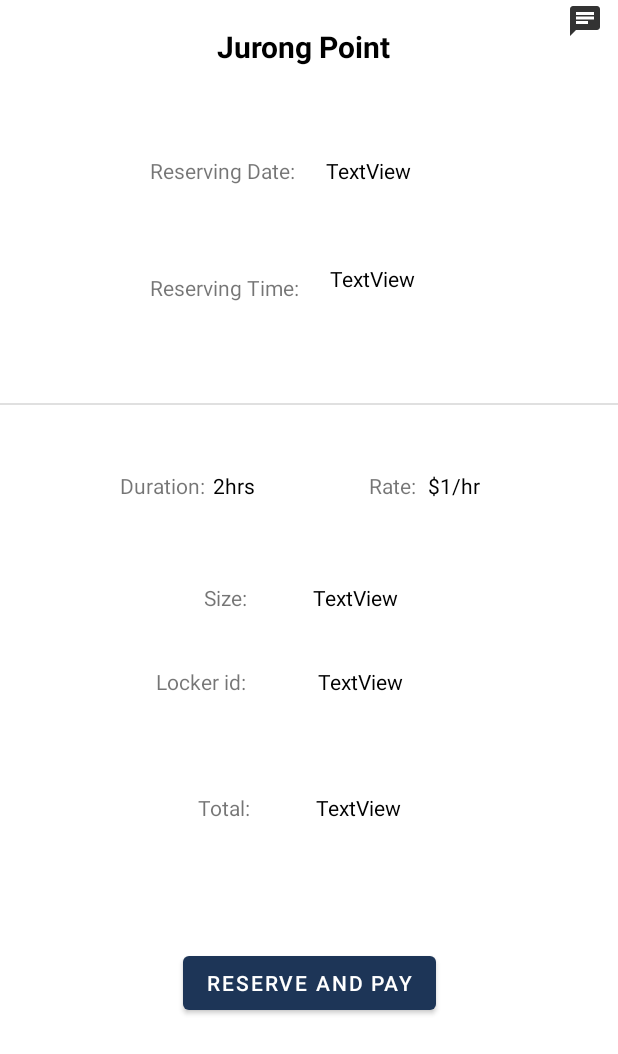
After one commit to thedreamer67/LockerX, an Android app: the BookingInfo screen opened directly, with no data from a screen before it, on a phone screen of 412 x 824 dp. The commit adds this screen. Shown: the top 1054 px of the screen. Run offline under Robolectric (Android 15) with nearby library versions, the phone set to English and light mode, and no system bars.

Commit message:
bookinginfo page

```diff
--- a/app/src/main/AndroidManifest.xml
+++ b/app/src/main/AndroidManifest.xml
@@ -20,7 +20,8 @@
         android:roundIcon="@mipmap/ic_launcher_round"
         android:supportsRtl="true"
         android:theme="@style/Theme.LockerXLogin">
-        <activity android:name=".AvailableLockers"></activity>
+        <activity android:name=".BookingInfo"></activity>
+        <activity android:name=".AvailableLockers" />
         <activity android:name=".BookingActivity" />
 
         <meta-data
--- a/app/src/main/java/com/example/lockerxlogin/BookingActivity.java
+++ b/app/src/main/java/com/example/lockerxlogin/BookingActivity.java
@@ -97,6 +97,7 @@ public class BookingActivity extends AppCompatActivity implements View.OnClickLi
 
         BselectedDateStart = findViewById(R.id.selectedDateStart);
         BselectedDateEnd = findViewById(R.id.selectedDateEnd);
+        BspinnerSize = findViewById(R.id.spinnerSize);
 
         cal = Calendar.getInstance();
 
@@ -200,9 +201,6 @@ public class BookingActivity extends AppCompatActivity implements View.OnClickLi
         //startActivity(new Intent(getApplicationContext(), MainFunc.class));
         if (startDate == null || endDate == null || startTime == null || endTime == null) {
             alertDialog();
-
-            Log.d("SS","1");
-            //Toast.makeText(BookingActivity.this, "Please select Valid Date/Time.", Toast.LENGTH_SHORT).show();
         }
         else if (startDate.compareTo(java.time.LocalDate.now()) == 0 && startDate.compareTo(endDate) == 0){
             if (startTime.compareTo(java.time.LocalTime.now())<0){
@@ -399,4 +397,5 @@ public class BookingActivity extends AppCompatActivity implements View.OnClickLi
 
     }
 
+
 }
--- /dev/null
+++ b/app/src/main/java/com/example/lockerxlogin/BookingInfo.java
@@ -0,0 +1,14 @@
+package com.example.lockerxlogin;
+
+import androidx.appcompat.app.AppCompatActivity;
+
+import android.os.Bundle;
+
+public class BookingInfo extends AppCompatActivity {
+
+    @Override
+    protected void onCreate(Bundle savedInstanceState) {
+        super.onCreate(savedInstanceState);
+        setContentView(R.layout.activity_booking_info);
+    }
+}
--- /dev/null
+++ b/app/src/main/res/drawable-anydpi/dropdown.xml
@@ -0,0 +1,11 @@
+<vector xmlns:android="http://schemas.android.com/apk/res/android"
+    android:width="24dp"
+    android:height="24dp"
+    android:viewportWidth="24"
+    android:viewportHeight="24"
+    android:tint="#000000"
+    android:alpha="0.8">
+  <path
+      android:fillColor="@android:color/white"
+      android:pathData="M7,10l5,5 5,-5z"/>
+</vector>
--- /dev/null
+++ b/app/src/main/res/layout/activity_booking_info.xml
@@ -0,0 +1,242 @@
+<?xml version="1.0" encoding="utf-8"?>
+<androidx.constraintlayout.widget.ConstraintLayout xmlns:android="http://schemas.android.com/apk/res/android"
+    xmlns:app="http://schemas.android.com/apk/res-auto"
+    xmlns:tools="http://schemas.android.com/tools"
+    android:layout_width="match_parent"
+    android:layout_height="match_parent"
+    tools:context=".LockersInfo">
+
+    <ImageButton
+        android:id="@+id/imageButton7"
+        android:layout_width="wrap_content"
+        android:layout_height="wrap_content"
+        android:layout_gravity="top|right"
+        android:layout_marginTop="2dp"
+        android:layout_marginEnd="10dp"
+        android:background="@color/white"
+        android:src="@drawable/chat"
+        app:layout_constraintEnd_toEndOf="parent"
+        app:layout_constraintTop_toTopOf="parent" />
+
+    <TextView
+        android:id="@+id/textViewTime"
+        android:layout_width="wrap_content"
+        android:layout_height="wrap_content"
+        android:layout_marginStart="100dp"
+        android:layout_marginLeft="100dp"
+        android:layout_marginBottom="20dp"
+        android:text="Reserving Time:"
+        app:layout_constraintBottom_toBottomOf="parent"
+        app:layout_constraintStart_toStartOf="parent"
+        app:layout_constraintTop_toTopOf="parent"
+        app:layout_constraintVertical_bias="0.232" />
+
+    <TextView
+        android:id="@+id/textLocation"
+        android:layout_width="wrap_content"
+        android:layout_height="wrap_content"
+        android:layout_marginStart="40dp"
+        android:layout_marginEnd="40dp"
+        android:text="Jurong Point"
+        android:textColor="@color/black"
+        android:textSize="20dp"
+        android:textStyle="bold"
+        app:layout_constraintBottom_toBottomOf="parent"
+        app:layout_constraintEnd_toEndOf="parent"
+        app:layout_constraintHorizontal_bias="0.485"
+        app:layout_constraintStart_toStartOf="parent"
+        app:layout_constraintTop_toTopOf="parent"
+        app:layout_constraintVertical_bias="0.022" />
+
+    <TextView
+        android:id="@+id/textBookingHour"
+        android:layout_width="wrap_content"
+        android:layout_height="wrap_content"
+        android:layout_marginStart="5dp"
+        android:layout_marginEnd="40dp"
+        android:text="2hrs"
+        android:textColor="@color/black"
+        app:layout_constraintBottom_toBottomOf="parent"
+        app:layout_constraintEnd_toStartOf="@+id/textView6"
+        app:layout_constraintStart_toEndOf="@+id/textView13"
+        app:layout_constraintTop_toTopOf="parent"
+        app:layout_constraintVertical_bias="0.39" />
+
+    <TextView
+        android:id="@+id/textView13"
+        android:layout_width="wrap_content"
+        android:layout_height="wrap_content"
+        android:layout_marginStart="80dp"
+        android:layout_marginLeft="80dp"
+        android:text="Duration:"
+        app:layout_constraintBottom_toBottomOf="parent"
+        app:layout_constraintStart_toStartOf="parent"
+        app:layout_constraintTop_toTopOf="parent"
+        app:layout_constraintVertical_bias="0.39" />
+
+    <View
+        android:id="@+id/divider"
+        android:layout_width="match_parent"
+        android:layout_height="1dp"
+        android:layout_marginBottom="20dp"
+        android:background="?android:attr/listDivider"
+        app:layout_constraintBottom_toBottomOf="parent"
+        app:layout_constraintEnd_toEndOf="parent"
+        app:layout_constraintHorizontal_bias="0.0"
+        app:layout_constraintStart_toStartOf="parent"
+        app:layout_constraintTop_toTopOf="parent"
+        app:layout_constraintVertical_bias="0.335" />
+
+    <Button
+        android:id="@+id/payBtn"
+        android:layout_width="wrap_content"
+        android:layout_height="wrap_content"
+        android:text="RESERVE AND PAY"
+        app:layout_constraintBottom_toBottomOf="parent"
+        app:layout_constraintEnd_toEndOf="parent"
+        app:layout_constraintHorizontal_bias="0.5"
+        app:layout_constraintStart_toStartOf="parent"
+        app:layout_constraintTop_toTopOf="parent"
+        app:layout_constraintVertical_bias="0.814" />
+
+    <TextView
+        android:id="@+id/textDateDuration"
+        android:layout_width="wrap_content"
+        android:layout_height="wrap_content"
+        android:layout_marginStart="20dp"
+        android:layout_marginLeft="20dp"
+        android:text="TextView"
+        android:textColor="@color/black"
+        app:layout_constraintBottom_toBottomOf="parent"
+        app:layout_constraintStart_toEndOf="@+id/textViewDate"
+        app:layout_constraintTop_toTopOf="parent"
+        app:layout_constraintVertical_bias="0.129" />
+
+    <TextView
+        android:id="@+id/textViewDate"
+        android:layout_width="wrap_content"
+        android:layout_height="wrap_content"
+        android:layout_marginStart="100dp"
+        android:text="Reserving Date:"
+        app:layout_constraintBottom_toBottomOf="parent"
+        app:layout_constraintEnd_toStartOf="@+id/textDateDuration"
+        app:layout_constraintStart_toStartOf="parent"
+        app:layout_constraintTop_toTopOf="parent"
+        app:layout_constraintVertical_bias="0.129" />
+
+    <TextView
+        android:id="@+id/textTimeDuration"
+        android:layout_width="wrap_content"
+        android:layout_height="wrap_content"
+        android:layout_marginStart="20dp"
+        android:layout_marginLeft="20dp"
+        android:layout_marginTop="20dp"
+        android:text="TextView"
+        android:textColor="@color/black"
+        app:layout_constraintBottom_toBottomOf="parent"
+        app:layout_constraintStart_toEndOf="@+id/textViewTime"
+        app:layout_constraintTop_toBottomOf="@+id/textDateDuration"
+        app:layout_constraintVertical_bias="0.049" />
+
+    <TextView
+        android:id="@+id/textSize"
+        android:layout_width="wrap_content"
+        android:layout_height="wrap_content"
+        android:layout_marginStart="44dp"
+        android:layout_marginLeft="44dp"
+        android:text="TextView"
+        android:textColor="@color/black"
+        app:layout_constraintBottom_toBottomOf="parent"
+        app:layout_constraintStart_toEndOf="@+id/textView5"
+        app:layout_constraintTop_toTopOf="parent"
+        app:layout_constraintVertical_bias="0.483" />
+
+    <TextView
+        android:id="@+id/textView5"
+        android:layout_width="wrap_content"
+        android:layout_height="wrap_content"
+        android:layout_marginStart="136dp"
+        android:layout_marginLeft="136dp"
+        android:text="Size:"
+        app:layout_constraintBottom_toBottomOf="parent"
+        app:layout_constraintStart_toStartOf="parent"
+        app:layout_constraintTop_toTopOf="parent"
+        app:layout_constraintVertical_bias="0.483" />
+
+    <TextView
+        android:id="@+id/textView8"
+        android:layout_width="wrap_content"
+        android:layout_height="wrap_content"
+        android:layout_marginStart="132dp"
+        android:layout_marginLeft="132dp"
+        android:text="Total:"
+        app:layout_constraintBottom_toBottomOf="parent"
+        app:layout_constraintStart_toStartOf="parent"
+        app:layout_constraintTop_toTopOf="parent"
+        app:layout_constraintVertical_bias="0.657" />
+
+    <TextView
+        android:id="@+id/textTotalPay"
+        android:layout_width="wrap_content"
+        android:layout_height="wrap_content"
+        android:layout_marginStart="44dp"
+        android:layout_marginLeft="44dp"
+        android:text="TextView"
+        android:textColor="@color/black"
+        app:layout_constraintBottom_toBottomOf="parent"
+        app:layout_constraintStart_toEndOf="@+id/textView8"
+        app:layout_constraintTop_toTopOf="parent"
+        app:layout_constraintVertical_bias="0.657" />
+
+    <TextView
+        android:id="@+id/textLockerid"
+        android:layout_width="wrap_content"
+        android:layout_height="wrap_content"
+        android:layout_marginStart="48dp"
+        android:layout_marginLeft="48dp"
+        android:text="TextView"
+        android:textColor="@color/black"
+        app:layout_constraintBottom_toBottomOf="parent"
+        app:layout_constraintStart_toEndOf="@+id/textView4"
+        app:layout_constraintTop_toTopOf="parent"
+        app:layout_constraintVertical_bias="0.553" />
+
+    <TextView
+        android:id="@+id/textView4"
+        android:layout_width="wrap_content"
+        android:layout_height="wrap_content"
+        android:layout_marginStart="104dp"
+        android:layout_marginLeft="104dp"
+        android:text="Locker id:"
+        app:layout_constraintBottom_toBottomOf="parent"
+        app:layout_constraintStart_toStartOf="parent"
+        app:layout_constraintTop_toTopOf="parent"
+        app:layout_constraintVertical_bias="0.553" />
+
+    <TextView
+        android:id="@+id/textRate"
+        android:layout_width="wrap_content"
+        android:layout_height="wrap_content"
+        android:layout_marginStart="8dp"
+        android:layout_marginLeft="8dp"
+        android:text="$1/hr"
+        android:textColor="@color/black"
+        app:layout_constraintBottom_toBottomOf="parent"
+        app:layout_constraintStart_toEndOf="@+id/textView6"
+        app:layout_constraintTop_toTopOf="parent"
+        app:layout_constraintVertical_bias="0.39" />
+
+    <TextView
+        android:id="@+id/textView6"
+        android:layout_width="wrap_content"
+        android:layout_height="wrap_content"
+        android:layout_marginStart="76dp"
+        android:layout_marginLeft="76dp"
+        android:text="Rate:"
+        app:layout_constraintBottom_toBottomOf="parent"
+        app:layout_constraintStart_toEndOf="@+id/textBookingHour"
+        app:layout_constraintTop_toTopOf="parent"
+        app:layout_constraintVertical_bias="0.39" />
+
+
+</androidx.constraintlayout.widget.ConstraintLayout>
```
Also changed, not shown: app/src/main/res/drawable-hdpi/dropdown.png (added), app/src/main/res/drawable-mdpi/dropdown.png (added), app/src/main/res/drawable-xhdpi/dropdown.png (added), app/src/main/res/drawable-xxhdpi/dropdown.png (added).
